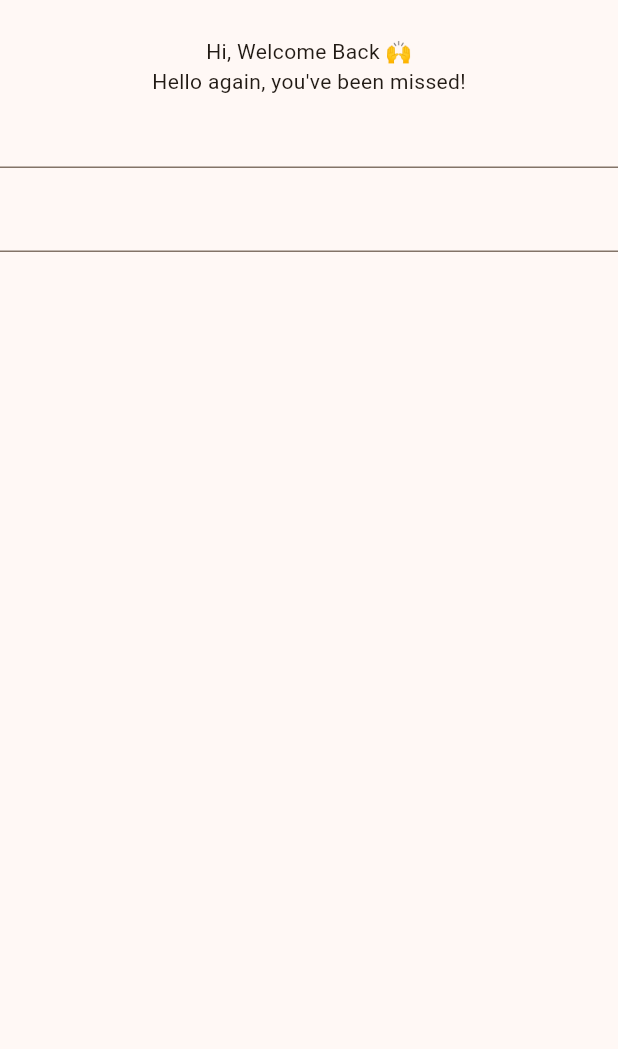
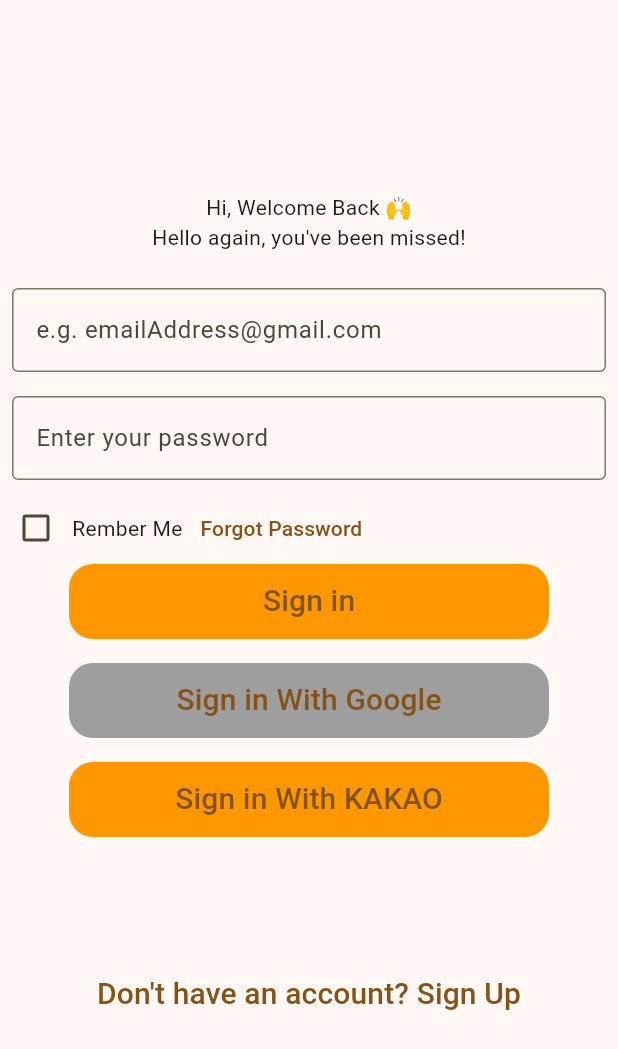
Before and after one commit to orm-Janggo/flutter_project_orm_Janggo, a Flutter app: the screen it shows after launch, after a tap on "Login", on a phone screen of 412 x 824 dp. Shown: the top 1049 px of the screen. Run offline on Flutter 3.47's test engine with Material 3 defaults, Android fonts, the phone set to English and light mode, and no system bars; our stand-ins replace firebase_auth, firebase_core, flutter_dotenv, freezed_annotation, go_router, lottie; missing offline and left inert: kakao_flutter_sdk_user; accounts and stored records are empty.

Commit message:
[ADD] add rough ui

```diff
--- a/lib/presentation/sign/sign_in/sign_in_screen.dart
+++ b/lib/presentation/sign/sign_in/sign_in_screen.dart
@@ -1,7 +1,24 @@
 import 'package:flutter/material.dart';
 
-class SignInScreen extends StatelessWidget {
+class SignInScreen extends StatefulWidget {
   const SignInScreen({super.key});
+
+  @override
+  State<SignInScreen> createState() => _SignInScreenState();
+}
+
+class _SignInScreenState extends State<SignInScreen> {
+  final _emailTextEditingController = TextEditingController();
+  final _passwordTextEditingController = TextEditingController();
+  bool isChecked = false;
+
+  @override
+  void dispose() {
+    _emailTextEditingController.dispose();
+    _passwordTextEditingController.dispose();
+
+    super.dispose();
+  }
 
   @override
   Widget build(BuildContext context) {
@@ -9,20 +26,115 @@ class SignInScreen extends StatelessWidget {
       body: Column(
         children: [
           SizedBox(
-            height: 24,
+            height: 128,
           ),
           Text('Hi, Welcome Back 🙌'),
           Text('Hello again, you\'ve been missed!'),
-          Form(
-              child: Column(
+          SizedBox(
+            height: 16,
+          ),
+          Padding(
+            padding: const EdgeInsets.all(8.0),
+            child: TextField(
+              controller: _emailTextEditingController,
+              decoration: InputDecoration(
+                border: OutlineInputBorder(),
+                hintText: 'e.g. emailAddress@gmail.com',
+              ),
+            ),
+          ),
+          Padding(
+            padding: const EdgeInsets.all(8.0),
+            child: TextField(
+              controller: _passwordTextEditingController,
+              decoration: InputDecoration(
+                border: OutlineInputBorder(),
+                hintText: 'Enter your password',
+              ),
+            ),
+          ),
+          Row(
             children: [
-              TextFormField(),
-              SizedBox(
-                height: 8,
+              Checkbox(
+                value: isChecked,
+                onChanged: (bool? value) {
+                  setState(() {
+                    isChecked = value!;
+                  });
+                },
               ),
-              TextFormField(),
+              Text('Rember Me'),
+              TextButton(
+                onPressed: () {},
+                child: Text('Forgot Password'),
+              ),
             ],
-          )),
+          ),
+          Container(
+            width: 320,
+            height: 50,
+            decoration: BoxDecoration(
+              color: Colors.orange,
+              borderRadius: BorderRadius.circular(16.0),
+            ),
+            child: TextButton(
+              onPressed: () {},
+              child: Text(
+                'Sign in',
+                style: TextStyle(fontSize: 20),
+              ),
+            ),
+          ),
+          SizedBox(
+            height: 16,
+          ),
+          Container(
+            width: 320,
+            height: 50,
+            decoration: BoxDecoration(
+              color: Colors.grey,
+              borderRadius: BorderRadius.circular(16.0),
+            ),
+            child: TextButton(
+              onPressed: () {},
+              child: Text(
+                'Sign in With Google',
+                style: TextStyle(fontSize: 20),
+              ),
+            ),
+          ),
+          SizedBox(
+            height: 16,
+          ),
+          Container(
+            width: 320,
+            height: 50,
+            decoration: BoxDecoration(
+              color: Colors.orange,
+              borderRadius: BorderRadius.circular(16.0),
+            ),
+            child: TextButton(
+              onPressed: () {},
+              child: Text(
+                'Sign in With KAKAO',
+                style: TextStyle(fontSize: 20),
+              ),
+            ),
+          ),
+          SizedBox(
+            height: 80,
+          ),
+          Container(
+            width: 320,
+            height: 50,
+            child: TextButton(
+              onPressed: () {},
+              child: Text(
+                'Don\'t have an account? Sign Up',
+                style: TextStyle(fontSize: 20),
+              ),
+            ),
+          ),
         ],
       ),
     );
```
